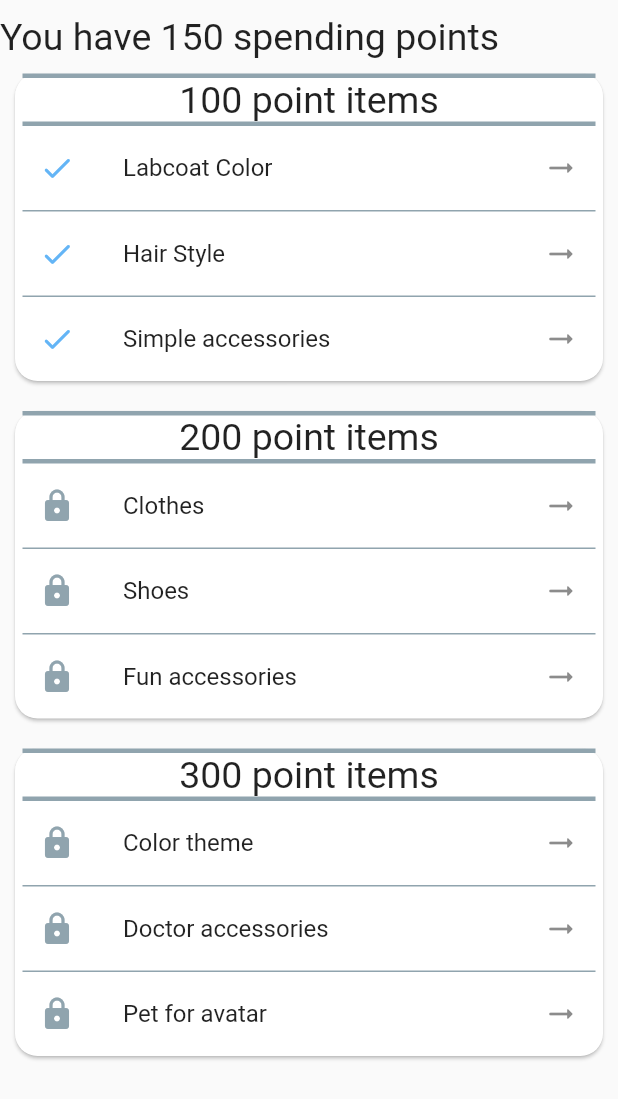
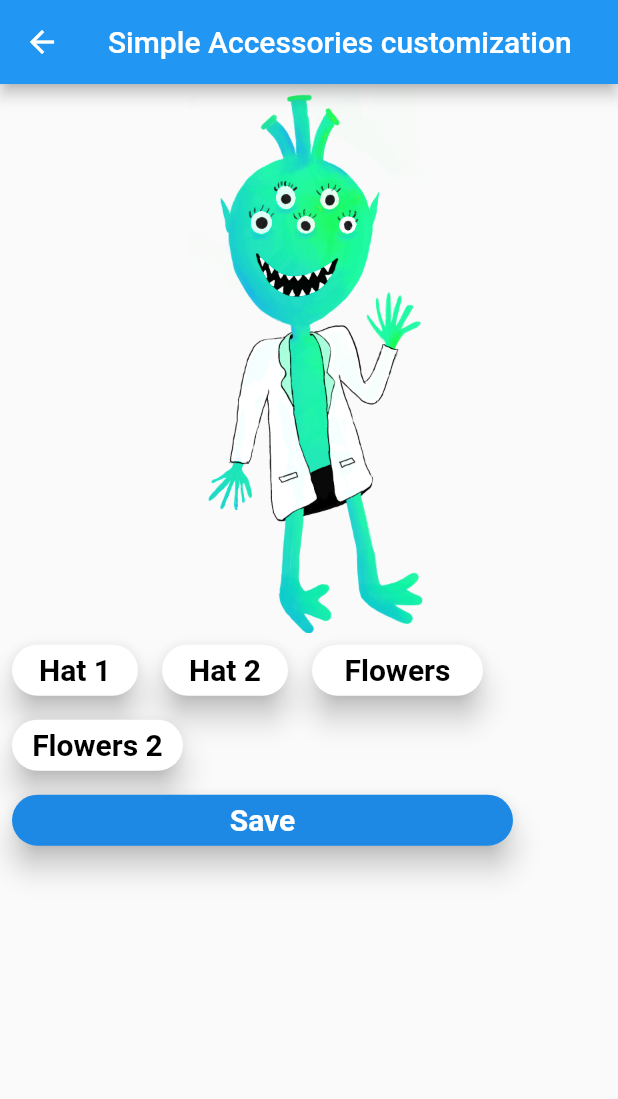
Before and after one commit to hrasheed53/LungDoctor, a Flutter app: the Store screen opened directly, after a tap on "Simple accessories", on a phone screen of 412 x 824 dp. Shown: the top 1099 px of the screen. Run offline on Flutter 3.47's test engine with Material 2 defaults, Android fonts, the phone set to English and light mode, and no system bars; our stand-ins replace firebase_auth, google_sign_in; missing offline and left inert: condition; accounts and stored records are empty.

Commit message:
Some accessories added

```diff
--- /dev/null
+++ b/lib/hataccessories.dart
@@ -0,0 +1,209 @@
+import 'package:flutter/material.dart';
+import 'store.dart';
+
+String currentImage = 'assets/images/alien.png';
+String newImage = '';
+
+class simpAccessories extends StatefulWidget {
+  simpAccessories({Key key, this.title}) : super(key: key);
+
+  final String title;
+
+  @override
+  _simpAccessoriesState createState() => _simpAccessoriesState();
+}
+
+class _simpAccessoriesState extends State<simpAccessories> {
+  @override
+  Widget build(BuildContext context) {
+    return Scaffold(
+      appBar: AppBar(
+        title: Text("Simple Accessories customization"),
+      ),
+      body: Container(
+        child: Column(
+          children: <Widget> [
+            Stack(children: <Widget>[
+              Image.asset(currentImage,
+              fit: BoxFit.cover,
+              scale: 4.5,),
+              if (newImage == 'assets/images/alien_hat1.png') Image.asset(newImage,
+              fit: BoxFit.cover,
+              scale: 5,),
+              if (newImage == 'assets/images/alien_hat2.png') Image.asset(newImage,
+              fit: BoxFit.cover,
+              scale: 4,),
+              if (newImage == 'assets/images/alien_flowercrown.png') Image.asset(newImage,
+              fit: BoxFit.cover,
+              scale: 4.5,),
+              if (newImage == 'assets/images/alien_flowers.png') Image.asset(newImage,
+              fit: BoxFit.cover,
+              scale: 4,)
+            ],),
+            // Container(
+            //   child: Image.asset(currentImage,
+            //   fit: BoxFit.cover,
+            //   scale: 4.5,)
+            // ),
+            // if (newImage != '') Container(
+            //   child: Image.asset(newImage,
+            //   fit: BoxFit.cover,
+            //   scale: 4.5,
+            // ),),
+            Row(children: <Widget> [
+              Container(
+                height: 50,
+                width: 100,
+              child: Card(
+                  elevation: 8,
+                  shape: RoundedRectangleBorder(
+                      borderRadius: BorderRadius.circular(32)),
+                  margin: EdgeInsets.all(8.0),
+                  child: InkWell(
+                    onTap: () {
+                      setState(() {newImage = 'assets/images/alien_hat1.png';});
+                    },
+                    splashColor: Colors.black,
+                    child: Center(
+                      child: Column(
+                        mainAxisSize: MainAxisSize.min,
+                        children: <Widget>[
+                          Text("Hat 1",
+                              style: TextStyle(
+                                  fontSize: 20,
+                                  fontWeight: FontWeight.bold,
+                                  color: Colors.black)),
+                        ],
+                      ),
+                    ),
+                  ),
+                ),
+              ),
+                Container(
+                  height: 50,
+                  width: 100,
+                  child: Card(
+                    elevation: 8,
+                    shape: RoundedRectangleBorder(
+                        borderRadius: BorderRadius.circular(32)),
+                    margin: EdgeInsets.all(8.0),
+                    child: InkWell(
+                      onTap: () {
+                        setState(() {newImage = 'assets/images/alien_hat2.png';});
+                      },
+                      splashColor: Colors.black,
+                      child: Center(
+                        child: Column(
+                          mainAxisSize: MainAxisSize.min,
+                          children: <Widget>[
+                            Text("Hat 2",
+                                style: TextStyle(
+                                    fontSize: 20,
+                                    fontWeight: FontWeight.bold,
+                                    color: Colors.black)),
+                          ],
+                        ),
+                      ),
+                    ),
+                  ),
+                ),
+                Container(
+                  height: 50,
+                  width: 130,
+                  child: Card(
+                    elevation: 8,
+                    shape: RoundedRectangleBorder(
+                        borderRadius: BorderRadius.circular(32)),
+                    margin: EdgeInsets.all(8.0),
+                    child: InkWell(
+                      onTap: () {
+                        setState(() {newImage = 'assets/images/alien_flowercrown.png';});
+                      },
+                      splashColor: Colors.black,
+                      child: Center(
+                        child: Column(
+                          mainAxisSize: MainAxisSize.min,
+                          children: <Widget>[
+                            Text("Flowers",
+                                style: TextStyle(
+                                    fontSize: 20,
+                                    fontWeight: FontWeight.bold,
+                                    color: Colors.black)),
+                          ],
+                        ),
+                      ),
+                    ),
+                  ),
+                ),
+                ],),
+                Row(children: <Widget>[
+                Container(
+                  height: 50,
+                  width: 130,
+                  child: Card(
+                    elevation: 8,
+                    shape: RoundedRectangleBorder(
+                        borderRadius: BorderRadius.circular(32)),
+                    margin: EdgeInsets.all(8.0),
+                    child: InkWell(
+                      onTap: () {
+                        setState(() {newImage = 'assets/images/alien_flowers.png';});
+                      },
+                      splashColor: Colors.black,
+                      child: Center(
+                        child: Column(
+                          mainAxisSize: MainAxisSize.min,
+                          children: <Widget>[
+                            Text("Flowers 2",
+                                style: TextStyle(
+                                    fontSize: 20,
+                                    fontWeight: FontWeight.bold,
+                                    color: Colors.black)),
+                          ],
+                        ),
+                      ),
+                    ),
+                  ),
+                ),
+                ]),
+            Row(children: <Widget>[
+            Container(
+              height: 50,
+              width: 350,
+              child: Card(
+                elevation: 8,
+                shape: RoundedRectangleBorder(
+                    borderRadius: BorderRadius.circular(32)),
+                margin: EdgeInsets.all(8.0),
+                color: Colors.blue[600],
+                child: InkWell(
+                  onTap: () {
+                    Navigator.push(
+                    context,
+                    MaterialPageRoute(
+                      builder: (context) => Store(),
+                    ));
+                  },
+                  splashColor: Colors.grey[600],
+                  child: Center(
+                    child: Column(
+                      mainAxisSize: MainAxisSize.min,
+                      children: <Widget>[
+                        Text("Save",
+                            style: TextStyle(
+                                fontSize: 20,
+                                fontWeight: FontWeight.bold,
+                                color: Colors.white)),
+                      ],
+                    ),
+                  ),
+                ),
+              ),
+            ),
+            ],),
+          ],
+        ),
+        ),
+      ); //   <-- image
+  }
+}
--- a/lib/store.dart
+++ b/lib/store.dart
@@ -1,4 +1,7 @@
+import 'package:RESP2/hataccessories.dart';
+
 import 'labCoat.dart';
+import 'hataccessories.dart';
 import 'package:flutter/material.dart';
 
 int points = 150;
@@ -92,7 +95,11 @@ class _StoreState extends State<Store> {
           line(),
           ListTile(
             onTap: () {
-              //if we want to add edit profile functionality
+              Navigator.push(
+              context,
+              MaterialPageRoute(
+                builder: (context) => simpAccessories(),
+              ));
             },
             leading: Icon(Icons.check_rounded, color: Colors.blue[300]),
             title: Text('Simple accessories'),
--- a/pubspec.yaml
+++ b/pubspec.yaml
@@ -54,6 +54,10 @@ flutter:
         - assets/images/alien_labcoat_red.png
         - assets/images/alien_labcoat_yellow.png
         - assets/images/alien_labcoat_black.png
+        - assets/images/alien_hat1.png
+        - assets/images/alien_flowercrown.png
+        - assets/images/alien_hat2.png
+        - assets/images/alien_flowers.png
 
 
   # The following line ensures that the Material Icons font is
```
Also changed, not shown: assets/images/alien_flowercrown.png (added), assets/images/alien_flowers.png (added), assets/images/alien_hat1.png (added), assets/images/alien_hat2.png (added).
